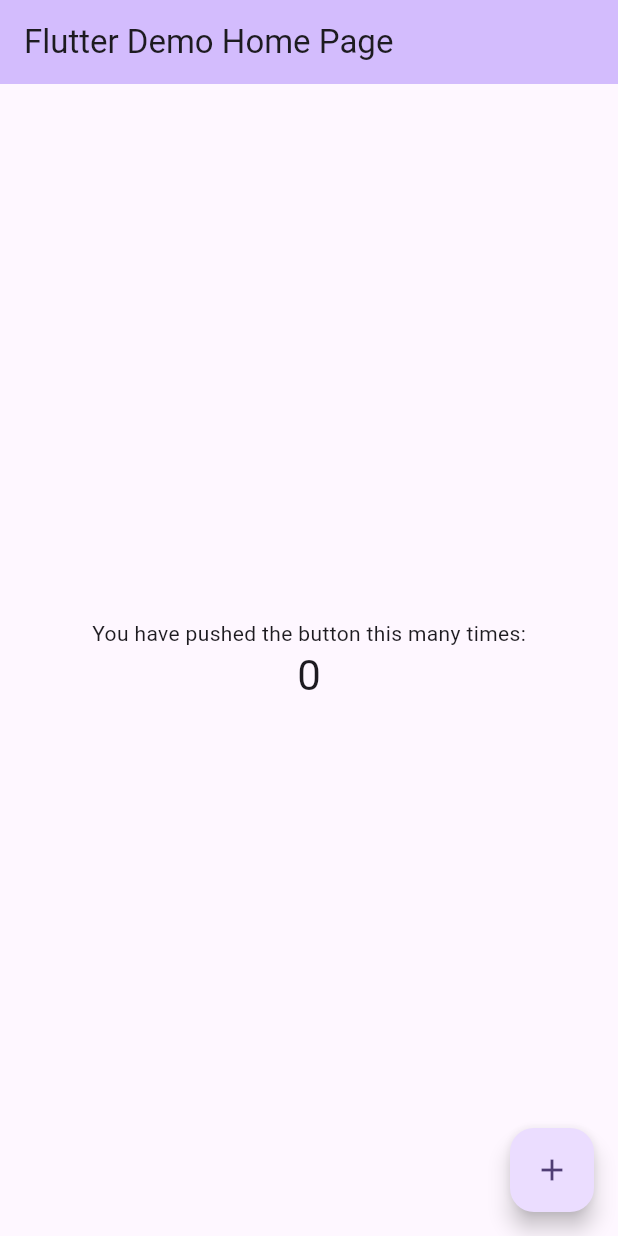
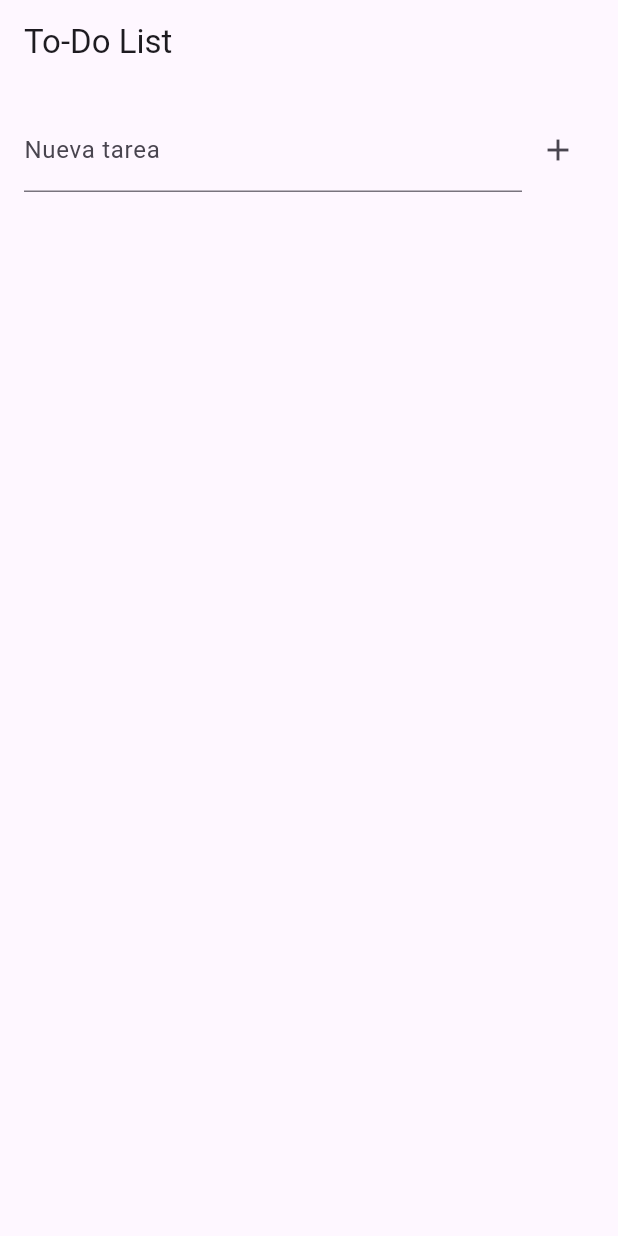
Before and after one commit to YordiMon/to_do_app, a Flutter app: the screen it shows after launch, on a phone screen of 412 x 824 dp. Run offline on Flutter 3.47's test engine with Material 3 defaults, Android fonts, the phone set to English and light mode, and no system bars.

Commit message:
se agrego la funcion eliminar y agregar tarea, y marcar tarea completada

```diff
--- a/lib/main.dart
+++ b/lib/main.dart
@@ -1,122 +1,146 @@
 import 'package:flutter/material.dart';
 
 void main() {
-  runApp(const MyApp());
+  runApp(ToDoApp());
 }
 
-class MyApp extends StatelessWidget {
-  const MyApp({super.key});
-
-  // This widget is the root of your application.
+class ToDoApp extends StatelessWidget {
   @override
   Widget build(BuildContext context) {
     return MaterialApp(
-      title: 'Flutter Demo',
+      debugShowCheckedModeBanner: false,
+      title: 'To-Do List',
       theme: ThemeData(
-        // This is the theme of your application.
-        //
-        // TRY THIS: Try running your application with "flutter run". You'll see
-        // the application has a purple toolbar. Then, without quitting the app,
-        // try changing the seedColor in the colorScheme below to Colors.green
-        // and then invoke "hot reload" (save your changes or press the "hot
-        // reload" button in a Flutter-supported IDE, or press "r" if you used
-        // the command line to start the app).
-        //
-        // Notice that the counter didn't reset back to zero; the application
-        // state is not lost during the reload. To reset the state, use hot
-        // restart instead.
-        //
-        // This works for code too, not just values: Most code changes can be
-        // tested with just a hot reload.
-        colorScheme: ColorScheme.fromSeed(seedColor: Colors.deepPurple),
+        primarySwatch: Colors.blue,
       ),
-      home: const MyHomePage(title: 'Flutter Demo Home Page'),
+      home: ToDoListPage(),
     );
   }
 }
 
-class MyHomePage extends StatefulWidget {
-  const MyHomePage({super.key, required this.title});
+// Modelo simple de tareas
+class Task {
+  String title;
+  bool isCompleted;
 
-  // This widget is the home page of your application. It is stateful, meaning
-  // that it has a State object (defined below) that contains fields that affect
-  // how it looks.
-
-  // This class is the configuration for the state. It holds the values (in this
-  // case the title) provided by the parent (in this case the App widget) and
-  // used by the build method of the State. Fields in a Widget subclass are
-  // always marked "final".
-
-  final String title;
-
-  @override
-  State<MyHomePage> createState() => _MyHomePageState();
+  Task({required this.title, this.isCompleted = false});
 }
 
-class _MyHomePageState extends State<MyHomePage> {
-  int _counter = 0;
+class ToDoListPage extends StatefulWidget {
+  @override
+  _ToDoListPageState createState() => _ToDoListPageState();
+}
 
-  void _incrementCounter() {
+class _ToDoListPageState extends State<ToDoListPage> {
+  final List<Task> _tasks = [];
+  final TextEditingController _controller = TextEditingController();
+
+  // Agregar tarea
+  void _addTask() {
+    if (_controller.text.isNotEmpty) {
+      setState(() {
+        _tasks.add(Task(title: _controller.text));
+        _controller.clear();
+      });
+    }
+  }
+
+  // Eliminar tarea
+ void _deleteTask(int index) async {
+  bool? confirmDelete = await showDialog<bool>(
+    context: context,
+    builder: (context) => AlertDialog(
+      title: Text('Confirmar eliminación'),
+      content: Text('¿Seguro que quieres eliminar esta tarea?'),
+      actions: [
+        TextButton(
+          child: Text('Cancelar'),
+          onPressed: () => Navigator.pop(context, false),
+        ),
+        ElevatedButton(
+          style: ElevatedButton.styleFrom(
+            backgroundColor: Colors.red,
+          ),
+          child: Text('Eliminar'),
+          onPressed: () => Navigator.pop(context, true),
+        ),
+      ],
+    ),
+  );
+
+  if (confirmDelete == true) {
     setState(() {
-      // This call to setState tells the Flutter framework that something has
-      // changed in this State, which causes it to rerun the build method below
-      // so that the display can reflect the updated values. If we changed
-      // _counter without calling setState(), then the build method would not be
-      // called again, and so nothing would appear to happen.
-      _counter++;
+      _tasks.removeAt(index);
+    });
+  }
+}
+
+  // Marcar tarea como completada
+  void _toggleComplete(int index) {
+    setState(() {
+      _tasks[index].isCompleted = !_tasks[index].isCompleted;
     });
   }
 
+
+
   @override
   Widget build(BuildContext context) {
-    // This method is rerun every time setState is called, for instance as done
-    // by the _incrementCounter method above.
-    //
-    // The Flutter framework has been optimized to make rerunning build methods
-    // fast, so that you can just rebuild anything that needs updating rather
-    // than having to individually change instances of widgets.
     return Scaffold(
       appBar: AppBar(
-        // TRY THIS: Try changing the color here to a specific color (to
-        // Colors.amber, perhaps?) and trigger a hot reload to see the AppBar
-        // change color while the other colors stay the same.
-        backgroundColor: Theme.of(context).colorScheme.inversePrimary,
-        // Here we take the value from the MyHomePage object that was created by
-        // the App.build method, and use it to set our appbar title.
-        title: Text(widget.title),
+        title: Text('To-Do List'),
       ),
-      body: Center(
-        // Center is a layout widget. It takes a single child and positions it
-        // in the middle of the parent.
+      body: Padding(
+        padding: const EdgeInsets.all(16.0),
         child: Column(
-          // Column is also a layout widget. It takes a list of children and
-          // arranges them vertically. By default, it sizes itself to fit its
-          // children horizontally, and tries to be as tall as its parent.
-          //
-          // Column has various properties to control how it sizes itself and
-          // how it positions its children. Here we use mainAxisAlignment to
-          // center the children vertically; the main axis here is the vertical
-          // axis because Columns are vertical (the cross axis would be
-          // horizontal).
-          //
-          // TRY THIS: Invoke "debug painting" (choose the "Toggle Debug Paint"
-          // action in the IDE, or press "p" in the console), to see the
-          // wireframe for each widget.
-          mainAxisAlignment: MainAxisAlignment.center,
-          children: <Widget>[
-            const Text('You have pushed the button this many times:'),
-            Text(
-              '$_counter',
-              style: Theme.of(context).textTheme.headlineMedium,
+          children: [
+            // Campo de texto y botón para agregar
+            Row(
+              children: [
+                Expanded(
+                  child: TextField(
+                    controller: _controller,
+                    decoration: InputDecoration(
+                      labelText: 'Nueva tarea',
+                    ),
+                  ),
+                ),
+                IconButton(
+                  icon: Icon(Icons.add),
+                  onPressed: _addTask,
+                ),
+              ],
+            ),
+
+            // Lista de tareas
+            Expanded(
+              child: ListView.builder(
+                itemCount: _tasks.length,
+                itemBuilder: (context, index) {
+                  return ListTile(
+                    title: Text(
+                      _tasks[index].title,
+                      style: TextStyle(
+                        decoration: _tasks[index].isCompleted
+                            ? TextDecoration.lineThrough
+                            : null,
+                      ),
+                    ),
+                    leading: Checkbox(
+                      value: _tasks[index].isCompleted,
+                      onChanged: (_) => _toggleComplete(index),
+                    ),
+                    trailing: IconButton(
+                      icon: Icon(Icons.delete, color: Colors.red),
+                      onPressed: () => _deleteTask(index),
+                    ),
+                  );
+                },
+              ),
             ),
           ],
         ),
       ),
-      floatingActionButton: FloatingActionButton(
-        onPressed: _incrementCounter,
-        tooltip: 'Increment',
-        child: const Icon(Icons.add),
-      ), // This trailing comma makes auto-formatting nicer for build methods.
     );
   }
 }
```
Also changed, not shown: 1 other file.
